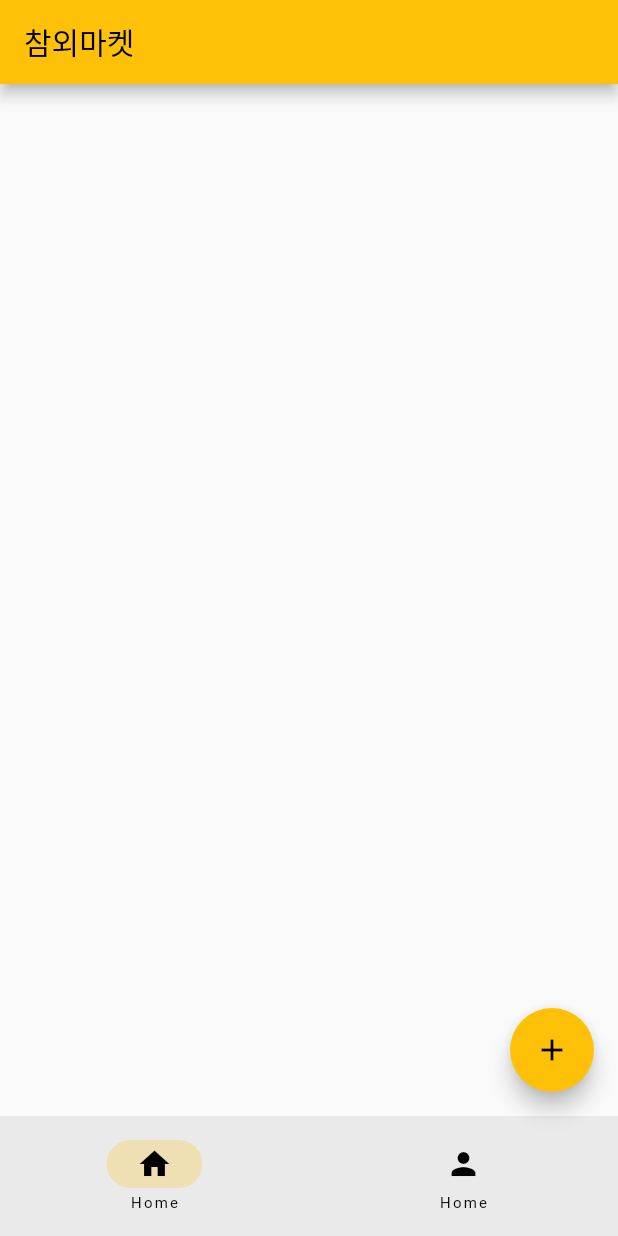
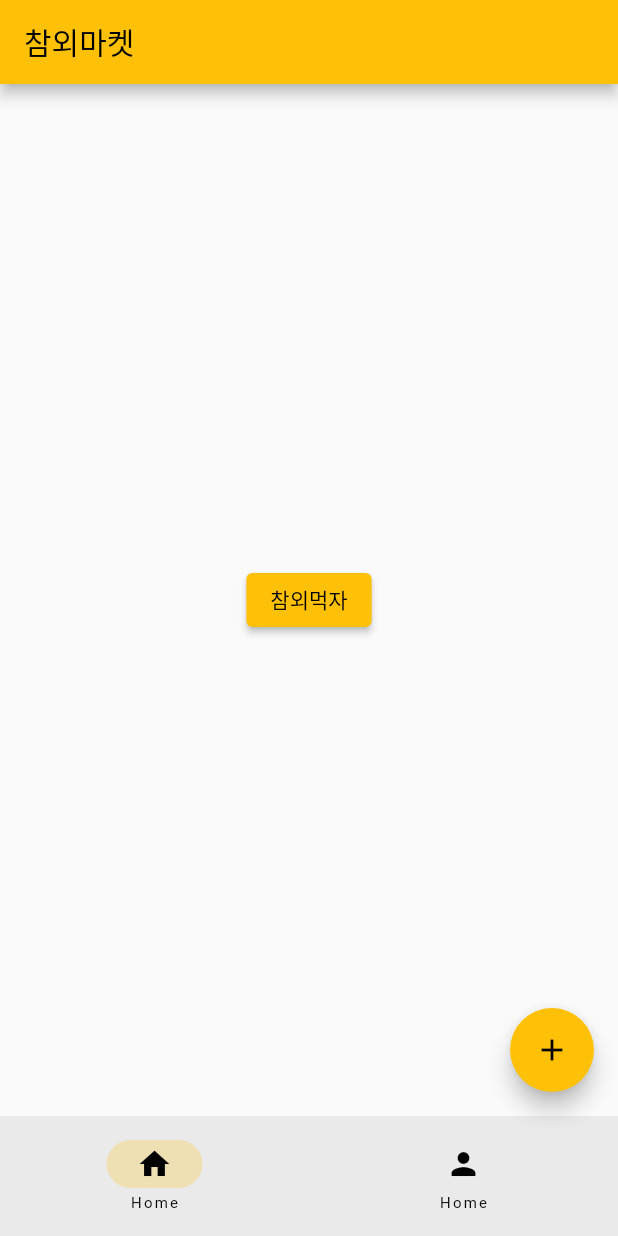
Before and after one commit to jjpp43/flutterPractice, a Flutter app: the screen it shows after launch, on a phone screen of 412 x 824 dp. Run offline on Flutter 3.47's test engine with Material 2 defaults, Android fonts, the phone set to English and light mode, and no system bars; missing offline and left inert: dart:html.

```diff
--- /dev/null
+++ b/lib/home_page.dart
@@ -0,0 +1,26 @@
+import 'package:flutter/cupertino.dart';
+
+import 'package:flutter/material.dart';
+import 'package:helloworld/learn_flutter_page.dart';
+
+class HomePage extends StatelessWidget {
+  const HomePage({Key? key}) : super(key: key);
+
+  @override
+  Widget build(BuildContext context) {
+    return Center(
+      child: ElevatedButton(
+        onPressed: () {
+          Navigator.of(context).push(
+            MaterialPageRoute(
+              builder: (BuildContext context) {
+                return LearnFlutterPage();
+              },
+            ),
+          );
+        },
+        child: Text('참외먹자'),
+      ),
+    );
+  }
+}
--- a/lib/main.dart
+++ b/lib/main.dart
@@ -1,6 +1,7 @@
 import 'dart:html';
 
 import 'package:flutter/material.dart';
+import 'package:helloworld/home_page.dart';
 
 void main() => runApp(MyApp());
 
@@ -60,6 +61,7 @@ class _RootPageState extends State<RootPage> {
   Widget build(BuildContext context) {
     return Scaffold(
       appBar: AppBar(title: Text('참외마켓')),
+      body: const HomePage(),
       floatingActionButton: FloatingActionButton(
         onPressed: () {
           debugPrint('Floating action button');
@@ -71,7 +73,7 @@ class _RootPageState extends State<RootPage> {
           NavigationDestination(icon: Icon(Icons.home), label: 'Home'),
           NavigationDestination(icon: Icon(Icons.person), label: 'Home'),
         ],
-        onDestinationSelected: (int index){
+        onDestinationSelected: (int index) {
           setState(() {
             currentPage = index;
           });
```
Also changed, not shown: lib/learn_flutter_page.dart (added, +27 -0 lines).
